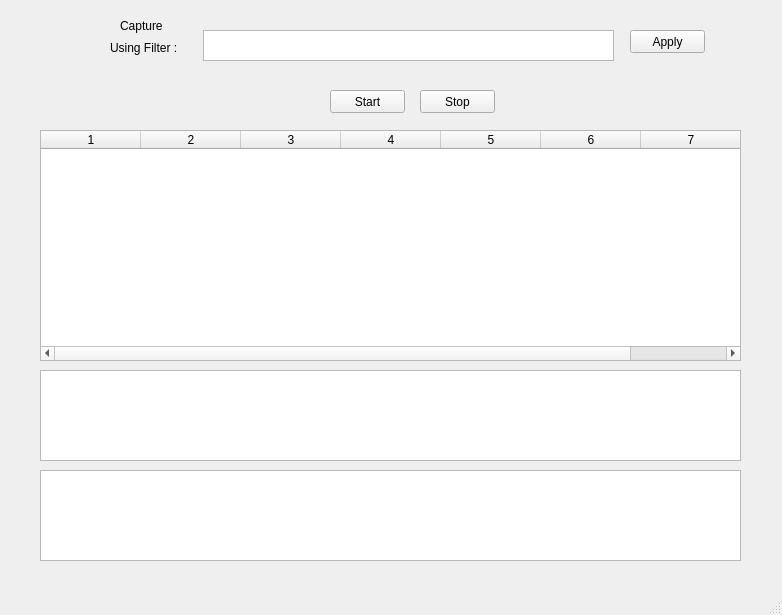
This is design.ui in SarahEssaam/Networks_proj as Qt 5 draws it before an edit. The edited form follows.
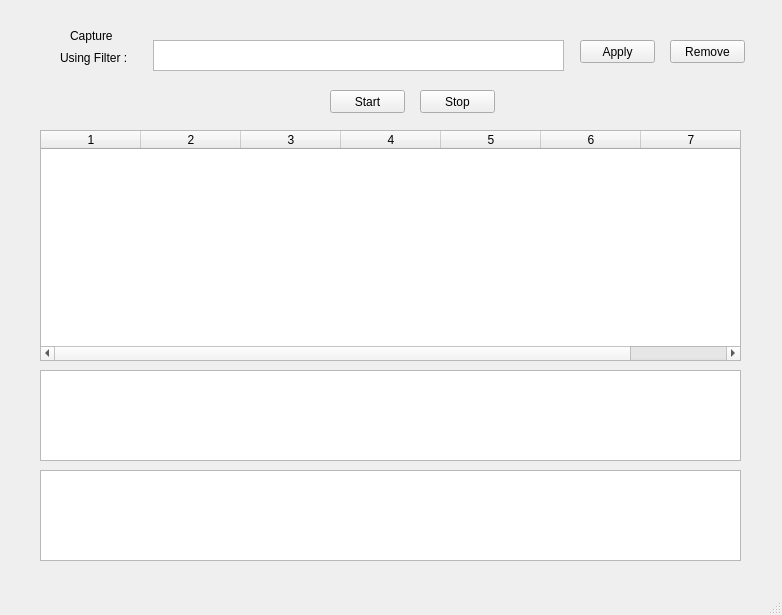
This is the edited form.

Commit message: Remove Filter Added

```diff
--- a/design.ui
+++ b/design.ui
@@ -17,8 +17,8 @@
    <widget class="QLabel" name="label">
     <property name="geometry">
      <rect>
-      <x>120</x>
-      <y>10</y>
+      <x>70</x>
+      <y>20</y>
       <width>47</width>
       <height>31</height>
      </rect>
@@ -30,8 +30,8 @@
    <widget class="QLabel" name="label_2">
     <property name="geometry">
      <rect>
-      <x>110</x>
-      <y>40</y>
+      <x>60</x>
+      <y>50</y>
       <width>81</width>
       <height>16</height>
      </rect>
@@ -109,8 +109,8 @@
    <widget class="QTextEdit" name="textEdit_filter">
     <property name="geometry">
      <rect>
-      <x>203</x>
-      <y>30</y>
+      <x>153</x>
+      <y>40</y>
       <width>411</width>
       <height>31</height>
      </rect>
@@ -122,8 +122,8 @@
    <widget class="QPushButton" name="pushButton_filter">
     <property name="geometry">
      <rect>
-      <x>630</x>
-      <y>30</y>
+      <x>580</x>
+      <y>40</y>
       <width>75</width>
       <height>23</height>
      </rect>
@@ -132,6 +132,19 @@
      <string>Apply</string>
     </property>
    </widget>
+   <widget class="QPushButton" name="pushButton_filterRemove">
+    <property name="geometry">
+     <rect>
+      <x>670</x>
+      <y>40</y>
+      <width>75</width>
+      <height>23</height>
+     </rect>
+    </property>
+    <property name="text">
+     <string>Remove</string>
+    </property>
+   </widget>
   </widget>
   <widget class="QMenuBar" name="menubar">
    <property name="geometry">
```
The commit also changes 3 other files.
